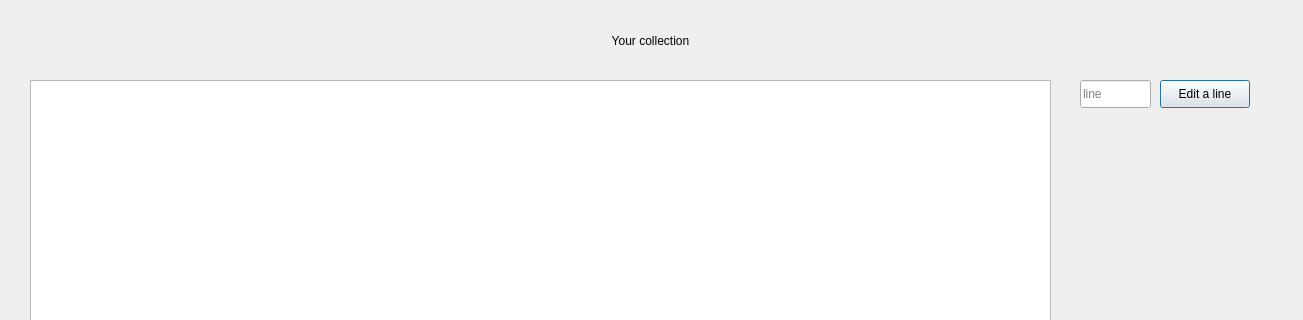
tlsLizard/collector, file table_ui.ui: the form before one commit; both pictures show x 0 to 1303 and y 0 to 320 of the 1303 by 672 pixel window.
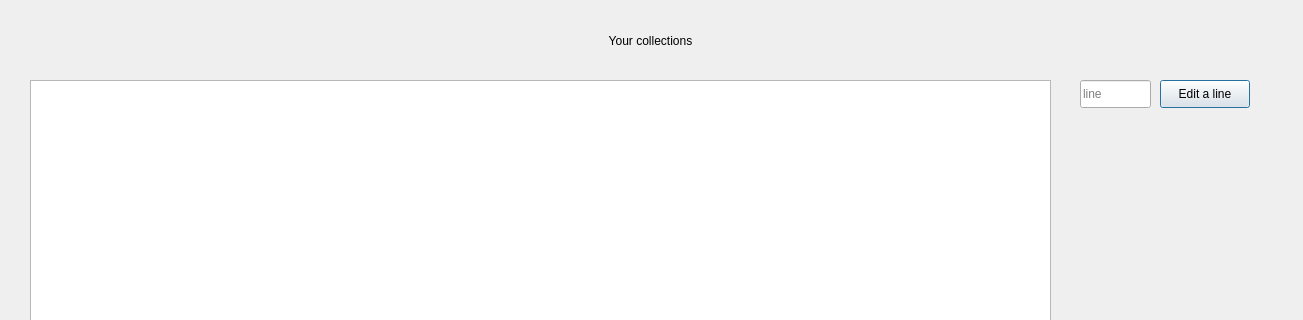
The form after the commit.

```diff
--- a/table_ui.ui
+++ b/table_ui.ui
@@ -23,7 +23,7 @@
     </rect>
    </property>
    <property name="text">
-    <string>Your collection</string>
+    <string>Your collections</string>
    </property>
    <property name="alignment">
     <set>Qt::AlignCenter</set>
```
Left out of the diff: 2 changed lines with no effect on the pictures.
